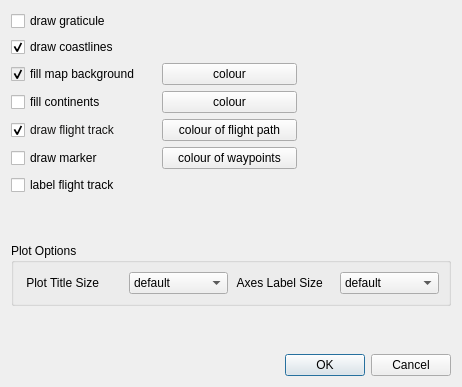
Above: mslib/msui/ui/ui_topview_mapappearance.ui from Open-MSS/MSS before the change. Below: the same form after it.
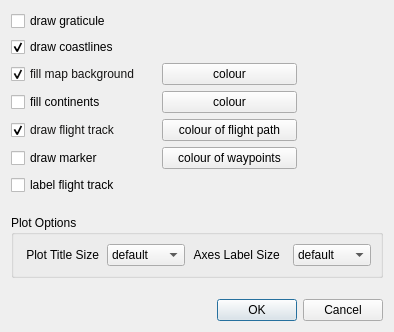
That is the form after the change.

Commit message:
Include airports and airspaces in topview (#1089)
* Add airports option

* Add airbase option

* Fix memory leak

* Define enconding and file url

* Add colormap for airspaces, and fix projections

* Draw only visible airports

* Only draw visible airspaces

* Credit ourairports and openaip

* Add airspace height filter

* Ask user if they want to download files before doing it

* Add airspace/airport tests

* Update openAIP notice

* Download airspaces automatically

* Add multichoice for airports

* Move functionality to dockwidget

* Better download handling

Patch:
```diff
--- a/mslib/msui/ui/ui_topview_mapappearance.ui
+++ b/mslib/msui/ui/ui_topview_mapappearance.ui
@@ -6,8 +6,8 @@
    <rect>
     <x>0</x>
     <y>0</y>
-    <width>462</width>
-    <height>387</height>
+    <width>394</width>
+    <height>332</height>
    </rect>
   </property>
   <property name="sizePolicy">
@@ -42,7 +42,7 @@
      <item>
       <widget class="QCheckBox" name="cbFillWaterBodies">
        <property name="enabled">
-        <bool>false</bool>
+        <bool>true</bool>
        </property>
        <property name="minimumSize">
         <size>
```
The commit also changes 13 other files.
